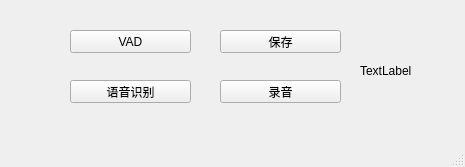
Qt form mainwindow.ui (MrVBian/VoiceTest) before a commit.
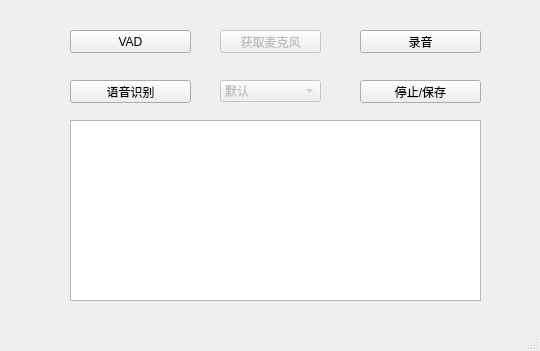
The same form after that commit.

What changed in the file:
```diff
--- a/mainwindow.ui
+++ b/mainwindow.ui
@@ -6,8 +6,8 @@
    <rect>
     <x>0</x>
     <y>0</y>
-    <width>465</width>
-    <height>167</height>
+    <width>540</width>
+    <height>351</height>
    </rect>
   </property>
   <property name="windowTitle">
@@ -30,8 +30,8 @@
    <widget class="QPushButton" name="testBtn2">
     <property name="geometry">
      <rect>
-      <x>220</x>
-      <y>80</y>
+      <x>360</x>
+      <y>30</y>
       <width>121</width>
       <height>23</height>
      </rect>
@@ -40,30 +40,17 @@
      <string>录音</string>
     </property>
    </widget>
-   <widget class="QLabel" name="label">
-    <property name="geometry">
-     <rect>
-      <x>360</x>
-      <y>60</y>
-      <width>111</width>
-      <height>21</height>
-     </rect>
-    </property>
-    <property name="text">
-     <string>TextLabel</string>
-    </property>
-   </widget>
    <widget class="QPushButton" name="testBtn3">
     <property name="geometry">
      <rect>
-      <x>220</x>
-      <y>30</y>
+      <x>360</x>
+      <y>80</y>
       <width>121</width>
       <height>23</height>
      </rect>
     </property>
     <property name="text">
-     <string>保存</string>
+     <string>停止/保存</string>
     </property>
    </widget>
    <widget class="QPushButton" name="testBtn4">
@@ -79,6 +66,50 @@
      <string>VAD</string>
     </property>
    </widget>
+   <widget class="QListWidget" name="listWidget">
+    <property name="geometry">
+     <rect>
+      <x>70</x>
+      <y>120</y>
+      <width>411</width>
+      <height>181</height>
+     </rect>
+    </property>
+   </widget>
+   <widget class="QPushButton" name="pushButton">
+    <property name="enabled">
+     <bool>false</bool>
+    </property>
+    <property name="geometry">
+     <rect>
+      <x>220</x>
+      <y>30</y>
+      <width>101</width>
+      <height>23</height>
+     </rect>
+    </property>
+    <property name="text">
+     <string>获取麦克风</string>
+    </property>
+   </widget>
+   <widget class="QComboBox" name="comboBox">
+    <property name="enabled">
+     <bool>false</bool>
+    </property>
+    <property name="geometry">
+     <rect>
+      <x>220</x>
+      <y>80</y>
+      <width>101</width>
+      <height>22</height>
+     </rect>
+    </property>
+    <item>
+     <property name="text">
+      <string>默认</string>
+     </property>
+    </item>
+   </widget>
   </widget>
   <widget class="QMenuBar" name="menubar">
    <property name="geometry">
```
Left out of the diff: 2 changed lines with no effect on the pictures.
